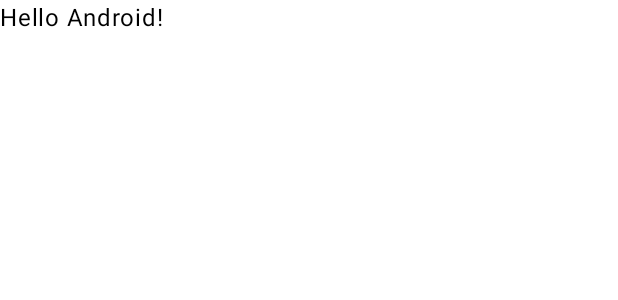
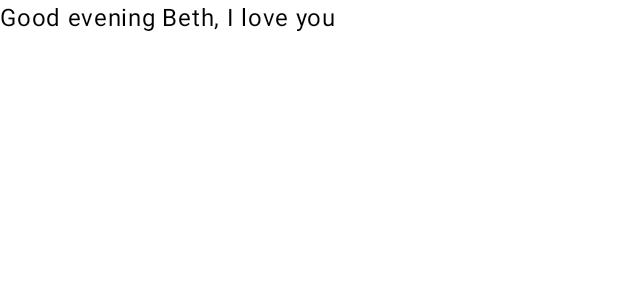
Before and after one commit to ConnorY97/Sudoku, an Android app built with Jetpack Compose: the @Preview function GreetingPreview, on a phone screen of 412 x 824 dp. Shown: the top 300 px of the screen. Run offline under Robolectric (Android 15) with nearby library versions, the phone set to English and light mode, and no system bars.

Commit message:
Changing the API version to 35 for dependency reasons. Testing changing some text on the screen. I think it is working!

```diff
--- a/app/build.gradle.kts
+++ b/app/build.gradle.kts
@@ -6,7 +6,7 @@ plugins {
 
 android {
     namespace = "com.example.sudoku"
-    compileSdk = 34
+    compileSdk = 35
 
     defaultConfig {
         applicationId = "com.example.sudoku"
--- a/app/src/main/java/com/example/sudoku/MainActivity.kt
+++ b/app/src/main/java/com/example/sudoku/MainActivity.kt
@@ -33,7 +33,8 @@ class MainActivity : ComponentActivity() {
 @Composable
 fun Greeting(name: String, modifier: Modifier = Modifier) {
     Text(
-        text = "Hello $name!",
+        //text = "Hello $name!",
+        text = "Good evening Beth, I love you",
         modifier = modifier
     )
 }
```
